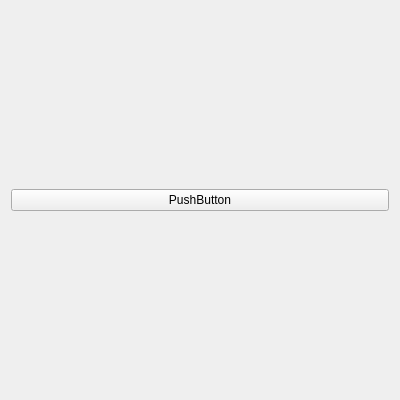
The window that source/focus_finder/gui/focus_curve_recorder_panel.ui (carsten0x51h/focus_finder) describes before a commit, drawn with Qt 5.
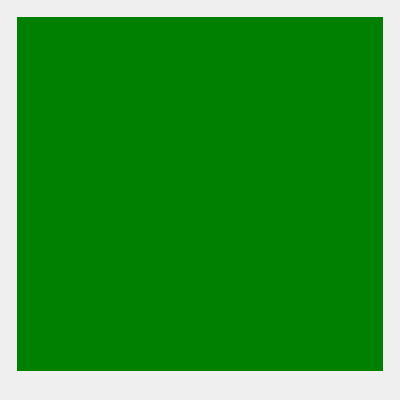
The same window after the commit.

Commit message: Created TaskManager, impl. frame for FocusCurveRecorder, impl. execution flow of FocusCurveRecorder into UI.

The edit to the form file:
```diff
--- a/source/focus_finder/gui/focus_curve_recorder_panel.ui
+++ b/source/focus_finder/gui/focus_curve_recorder_panel.ui
@@ -36,11 +36,39 @@
   </property>
   <layout class="QGridLayout" name="gridLayout_2">
    <item row="0" column="0">
-    <layout class="QGridLayout" name="gridLayout">
+    <layout class="QGridLayout" name="gridLayout" rowstretch="1,0">
+     <property name="leftMargin">
+      <number>6</number>
+     </property>
+     <property name="topMargin">
+      <number>6</number>
+     </property>
+     <property name="rightMargin">
+      <number>6</number>
+     </property>
+     <property name="bottomMargin">
+      <number>6</number>
+     </property>
+     <item row="1" column="0">
+      <layout class="QHBoxLayout" name="layMainToolBar">
+       <property name="leftMargin">
+        <number>6</number>
+       </property>
+       <property name="topMargin">
+        <number>6</number>
+       </property>
+       <property name="rightMargin">
+        <number>6</number>
+       </property>
+       <property name="bottomMargin">
+        <number>6</number>
+       </property>
+      </layout>
+     </item>
      <item row="0" column="0">
-      <widget class="QPushButton" name="pushButton">
-       <property name="text">
-        <string>PushButton</string>
+      <widget class="QWidget" name="mainWidget" native="true">
+       <property name="styleSheet">
+        <string notr="true">background-color: green;</string>
        </property>
       </widget>
      </item>
```
Left out of the diff: 4 changed lines with no effect on the pictures. The commit also changes 28 other files.
